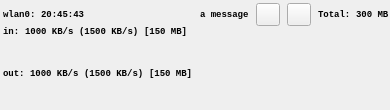
Above: src/mainwindow.ui from cpina/qnetload before the change. Below: the same form after it.
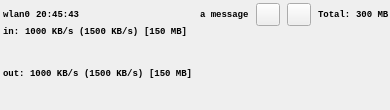
That is the form after the change. Custom widgets are drawn as their Qt base class.

What changed in the file:
```diff
--- a/src/mainwindow.ui
+++ b/src/mainwindow.ui
@@ -97,7 +97,7 @@
          </font>
         </property>
         <property name="text">
-         <string>: </string>
+         <string> </string>
         </property>
        </widget>
       </item>
```
